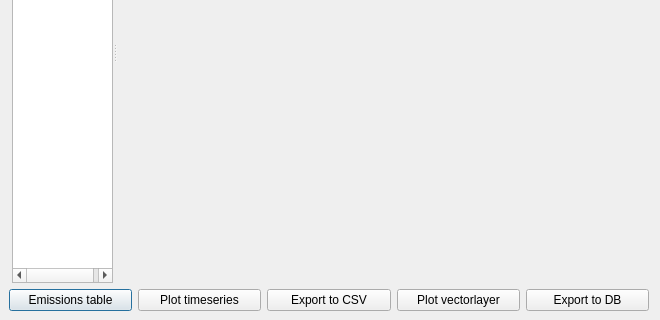
Before: the Qt Designer form ui/ui_results_analysis.ui in eurocontrol-asu/open_alaqs, drawn with Qt 5; both pictures show x 0 to 660 and y 333 to 653 of the 660 by 653 pixel window.
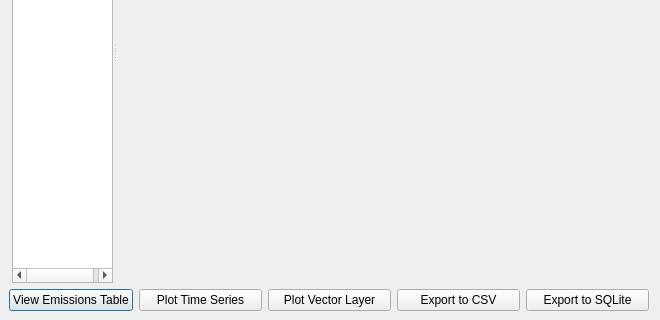
After: the same form once the commit is applied. Icons and pictures are not drawn. Custom widgets are drawn as their Qt base class.

Commit message: Massive cleanup of result analysis module's UI/UX

What changed in the file:
```diff
--- a/ui/ui_results_analysis.ui
+++ b/ui/ui_results_analysis.ui
@@ -363,7 +363,7 @@
       <item>
        <widget class="QPushButton" name="ResultsTableButton">
         <property name="text">
-         <string>Emissions table</string>
+         <string>View Emissions Table</string>
         </property>
        </widget>
       </item>
@@ -373,14 +373,7 @@
          <string>Plot time vs. emission of pollutant</string>
         </property>
         <property name="text">
-         <string>Plot timeseries</string>
-        </property>
-       </widget>
-      </item>
-      <item>
-       <widget class="QPushButton" name="toCSVButton">
-        <property name="text">
-         <string>Export to CSV</string>
+         <string>Plot Time Series</string>
         </property>
        </widget>
       </item>
@@ -393,14 +386,21 @@
          <string>Visualize emissions by adding a new layer.</string>
         </property>
         <property name="text">
-         <string>Plot vectorlayer</string>
+         <string>Plot Vector Layer</string>
+        </property>
+       </widget>
+      </item>
+      <item>
+       <widget class="QPushButton" name="toCSVButton">
+        <property name="text">
+         <string>Export to CSV</string>
         </property>
        </widget>
       </item>
       <item>
        <widget class="QPushButton" name="toDBButton">
         <property name="text">
-         <string>Export to DB</string>
+         <string>Export to SQLite</string>
         </property>
        </widget>
       </item>
```
Left out of the diff: 2 changed lines with no effect on the pictures. The commit also changes 7 other files.
